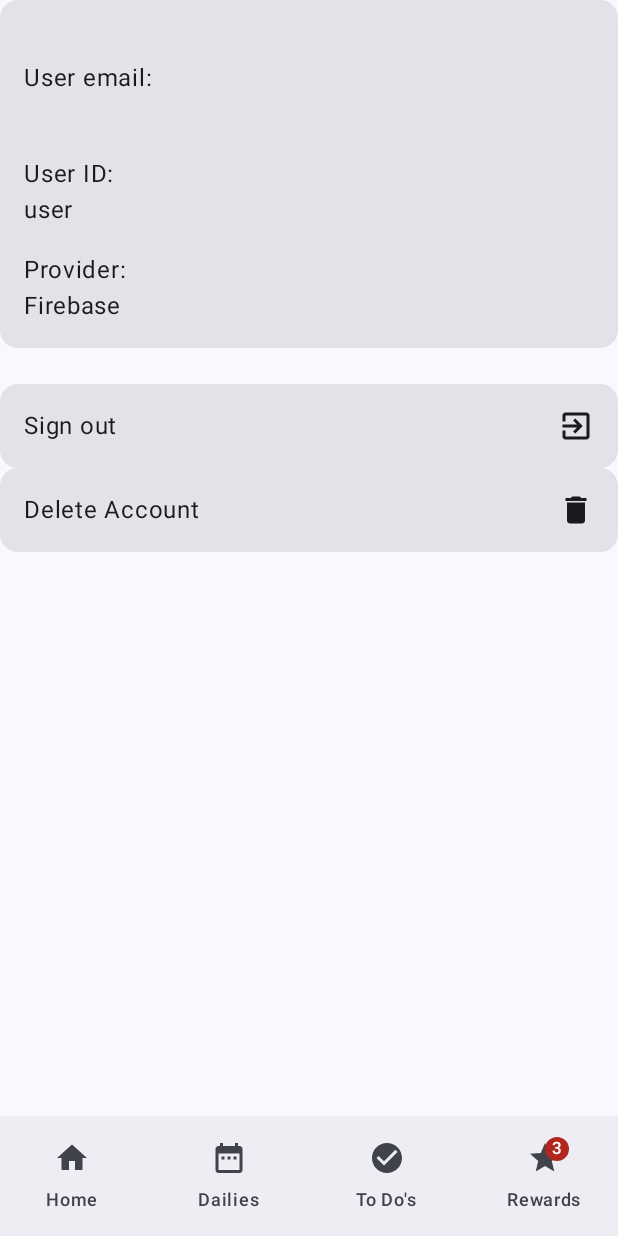
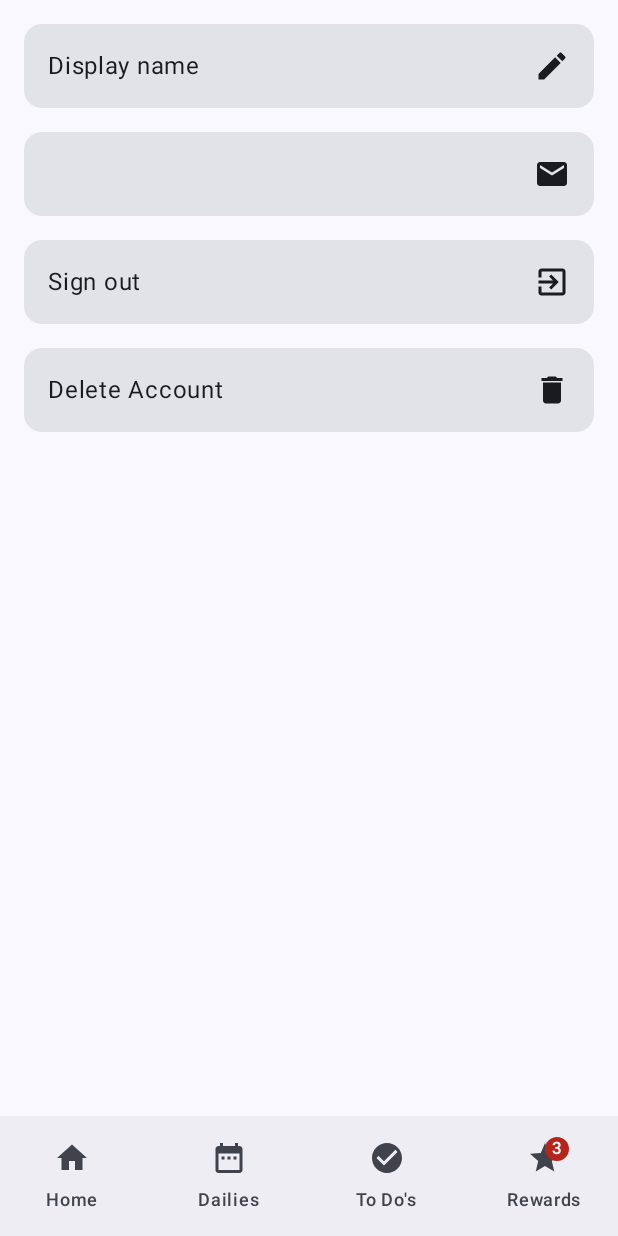
Before and after one commit to ArnoldCatamuscay/TaskHunters-Android, an Android app built with Jetpack Compose: the AccountCenterScreen screen opened through its navigation route, on a phone screen of 412 x 824 dp. Run offline under Robolectric (Android 15) with nearby library versions, the phone set to English and light mode, and no system bars; our stand-ins replace Dagger/Hilt's generated code, Firebase (no records; nobody signed in at launch, a user with empty details on screens opened directly), Room's generated code.

Commit message:
Add display name functionality

```diff
--- a/app/src/main/java/co/unicauca/taskhunters/ui/screens/account_center/AccountCenterScreen.kt
+++ b/app/src/main/java/co/unicauca/taskhunters/ui/screens/account_center/AccountCenterScreen.kt
@@ -1,5 +1,6 @@
 package co.unicauca.taskhunters.ui.screens.account_center
 
+import androidx.compose.foundation.layout.Arrangement
 import androidx.compose.foundation.layout.Column
 import androidx.compose.foundation.layout.Row
 import androidx.compose.foundation.layout.Spacer
@@ -8,6 +9,8 @@ import androidx.compose.foundation.layout.padding
 import androidx.compose.material.icons.Icons
 import androidx.compose.material.icons.filled.AccountCircle
 import androidx.compose.material.icons.filled.Delete
+import androidx.compose.material.icons.filled.Edit
+import androidx.compose.material.icons.filled.Email
 import androidx.compose.material.icons.filled.ExitToApp
 import androidx.compose.material.icons.filled.Face
 import androidx.compose.material3.AlertDialog
@@ -16,6 +19,7 @@ import androidx.compose.material3.Card
 import androidx.compose.material3.ExperimentalMaterial3Api
 import androidx.compose.material3.Icon
 import androidx.compose.material3.Text
+import androidx.compose.material3.TextField
 import androidx.compose.runtime.Composable
 import androidx.compose.runtime.collectAsState
 import androidx.compose.runtime.getValue
@@ -26,67 +30,34 @@ import androidx.compose.ui.Alignment
 import androidx.compose.ui.Modifier
 import androidx.compose.ui.graphics.vector.ImageVector
 import androidx.compose.ui.res.stringResource
+import androidx.compose.ui.tooling.preview.Preview
 import androidx.compose.ui.unit.dp
 import androidx.hilt.navigation.compose.hiltViewModel
 import co.unicauca.taskhunters.R
 import co.unicauca.taskhunters.model.User
-import java.util.Locale
 
 @Composable
 fun AccountCenterScreen(
     restartApp: (String) -> Unit,
     openScreen: (String) -> Unit,
     viewModel: AccountCenterViewModel = hiltViewModel()
-){
+) {
     val user by viewModel.user.collectAsState(initial = User())
-    val provider = user.provider.replaceFirstChar { it.titlecase(Locale.getDefault()) }
 
-    Column {
-        Card {
-            Spacer(modifier = Modifier.padding(12.dp))
     Column(
+        verticalArrangement = Arrangement.spacedBy(16.dp),
         modifier = Modifier
             .fillMaxWidth()
             .padding(top = 16.dp, start = 16.dp, end = 16.dp)
     ) {
         if (!user.isAnonymous) {
-                    Text(text = "User email:")
-                    Text(
-                        text = user.email,
-                        modifier = Modifier
-                            .fillMaxWidth()
-                            .padding(bottom = 16.dp)
-                    )
+            DisplayNameCard(user.displayName) { viewModel.onUpdateDisplayNameClick(it) }
+            AccountCenterCard(user.email, Icons.Filled.Email){}
         }
-
-                // ⚠️This is for demonstration purposes only, it's not a common
-                // practice to show the unique ID or account provider of an account⚠️
-                Text(text = "User ID:")
-                Text(
-                    text = user.id,
-                    modifier = Modifier
-                        .fillMaxWidth()
-                        .padding(bottom = 16.dp)
-                )
-                Text(text = "Provider:")
-                Text(
-                    text = provider,
-                    modifier = Modifier.fillMaxWidth().padding(bottom = 16.dp)
-                )
-            }
-        }
-
-        Spacer(
-            modifier = Modifier
-                .fillMaxWidth()
-                .padding(12.dp)
-        )
-
         if (user.isAnonymous) {
             AccountCenterCard(stringResource(R.string.btn_login), Icons.Filled.Face) {
                 viewModel.onSignInClick(openScreen)
             }
-
             AccountCenterCard(stringResource(R.string.nav_register_text), Icons.Filled.AccountCircle) {
                 viewModel.onSignUpClick(openScreen)
             }
@@ -94,6 +65,47 @@ fun AccountCenterScreen(
             ExitAppCard { viewModel.onSignOutClick(restartApp) }
             RemoveAccountCard { viewModel.onDeleteAccountClick(restartApp) }
         }
+    }
+}
+
+@Composable
+fun DisplayNameCard(displayName: String, onUpdateDisplayNameClick: (String) -> Unit) {
+    var showDisplayNameDialog by remember { mutableStateOf(false) }
+    var newDisplayName by remember { mutableStateOf(displayName) }
+
+    val cardTitle = displayName.ifBlank { stringResource(R.string.profile_name) }
+
+    AccountCenterCard(cardTitle, Icons.Filled.Edit) {
+        newDisplayName = displayName
+        showDisplayNameDialog = true
+    }
+
+    if (showDisplayNameDialog) {
+        AlertDialog(
+            title = { Text(stringResource(R.string.profile_name)) },
+            text = {
+                Column {
+                    TextField(
+                        value = newDisplayName,
+                        onValueChange = { newDisplayName = it }
+                    )
+                }
+            },
+            dismissButton = {
+                Button(onClick = { showDisplayNameDialog = false }) {
+                    Text(text = stringResource(id = R.string.cancel))
+                }
+            },
+            confirmButton = {
+                Button(onClick = {
+                    onUpdateDisplayNameClick(newDisplayName)
+                    showDisplayNameDialog = false
+                }) {
+                    Text(text = stringResource(id = R.string.update))
+                }
+            },
+            onDismissRequest = { showDisplayNameDialog = false }
+        )
     }
 }
 
@@ -125,17 +137,17 @@ fun AccountCenterCard(
 fun ExitAppCard(onSignOutClick: () -> Unit) {
     var showExitAppDialog by remember { mutableStateOf(false) }
 
-    AccountCenterCard("Sign out", Icons.Filled.ExitToApp) {
+    AccountCenterCard(stringResource(R.string.sign_out), Icons.Filled.ExitToApp) {
         showExitAppDialog = true
     }
 
     if (showExitAppDialog) {
         AlertDialog(
-            title = { Text("Sign Out") },
-            text = { Text("Sign Out description") },
+            title = { Text(stringResource(R.string.sign_out)) },
+            text = { Text(stringResource(R.string.sign_out_description)) },
             dismissButton = {
                 Button(onClick = { showExitAppDialog = false }) {
-                    Text(text = "Cancel")
+                    Text(text = stringResource(id = R.string.cancel))
                 }
             },
             confirmButton = {
@@ -143,7 +155,7 @@ fun ExitAppCard(onSignOutClick: () -> Unit) {
                     onSignOutClick()
                     showExitAppDialog = false
                 }) {
-                    Text(text = "Confirm")
+                    Text(text = stringResource(R.string.confirm))
                 }
             },
             onDismissRequest = { showExitAppDialog = false }
@@ -155,17 +167,17 @@ fun ExitAppCard(onSignOutClick: () -> Unit) {
 fun RemoveAccountCard(onRemoveAccountClick: () -> Unit) {
     var showRemoveAccDialog by remember { mutableStateOf(false) }
 
-    AccountCenterCard("Delete Account", Icons.Filled.Delete) {
+    AccountCenterCard(stringResource(R.string.delete_account), Icons.Filled.Delete) {
         showRemoveAccDialog = true
     }
 
     if (showRemoveAccDialog) {
         AlertDialog(
-            title = { Text("Delete Account") },
-            text = { Text("Delete account description") },
+            title = { Text(stringResource(R.string.delete_account)) },
+            text = { Text(stringResource(R.string.delete_account_description)) },
             dismissButton = {
                 Button(onClick = { showRemoveAccDialog = false }) {
-                    Text(text = "Cancel")
+                    Text(text = stringResource(id = R.string.cancel))
                 }
             },
             confirmButton = {
@@ -173,10 +185,42 @@ fun RemoveAccountCard(onRemoveAccountClick: () -> Unit) {
                     onRemoveAccountClick()
                     showRemoveAccDialog = false
                 }) {
-                    Text(text = "Delete account")
+                    Text(text = stringResource(R.string.delete_account))
                 }
             },
             onDismissRequest = { showRemoveAccDialog = false }
         )
     }
 }
+
+@Preview(showBackground = true)
+@Composable
+fun PreviewCardAccountCenterScreen() {
+    Card {
+        Row(
+            verticalAlignment = Alignment.CenterVertically,
+            modifier = Modifier
+                .padding(16.dp)
+        ) {
+            Text(
+                String.format(
+                    stringResource(R.string.profile_email),
+                    "foo@gmail.com"
+                )
+            )
+            Spacer(modifier = Modifier.weight(1f))
+            Icon(Icons.Filled.Email, contentDescription = "Icon")
+        }
+    }
+}
+
+@Preview(showBackground = true)
+@Composable
+fun PreviewCardAccountCenterScreen2() {
+    Card(modifier = Modifier.fillMaxWidth()) {
+        Text(
+            modifier = Modifier.padding(16.dp),
+            text = String.format(stringResource(R.string.profile_email), "foo@gmail.com")
+        )
+    }
+}
--- a/app/src/main/java/co/unicauca/taskhunters/ui/screens/register/RegisterViewModel.kt
+++ b/app/src/main/java/co/unicauca/taskhunters/ui/screens/register/RegisterViewModel.kt
@@ -79,6 +79,7 @@ class RegisterViewModel @Inject constructor(
         launchCatching {
             //accountService.signUp(email, password)
             accountService.linkAccount(email, password)
+            accountService.updateDisplayName(username)
             navigateAndPopUp(Screens.HomeScreen.name, Screens.RegisterScreen.name)
         }
     }
--- a/app/src/main/res/values/strings.xml
+++ b/app/src/main/res/values/strings.xml
@@ -42,4 +42,13 @@
     <string name="continue_with_google">Continue with Google</string>
     <string name="register_question">Don\'t have an account? Register</string>
     <string name="nav_account_text">Account</string>
+    <string name="profile_email">Email: %1$s</string>
+    <string name="profile_name">Display name</string>
+    <string name="cancel">Cancel</string>
+    <string name="update">Update</string>
+    <string name="sign_out">Sign out</string>
+    <string name="confirm">Confirm</string>
+    <string name="sign_out_description">Do you want to sign out?</string>
+    <string name="delete_account">Delete Account</string>
+    <string name="delete_account_description">Do you want to delete your account?</string>
 </resources>
```
Also changed, not shown: app/src/main/java/co/unicauca/taskhunters/ui/screens/account_center/AccountCenterViewModel.kt (+7 -0 lines), 1 other file. Lines whose indentation alone changed are shown as unchanged.
